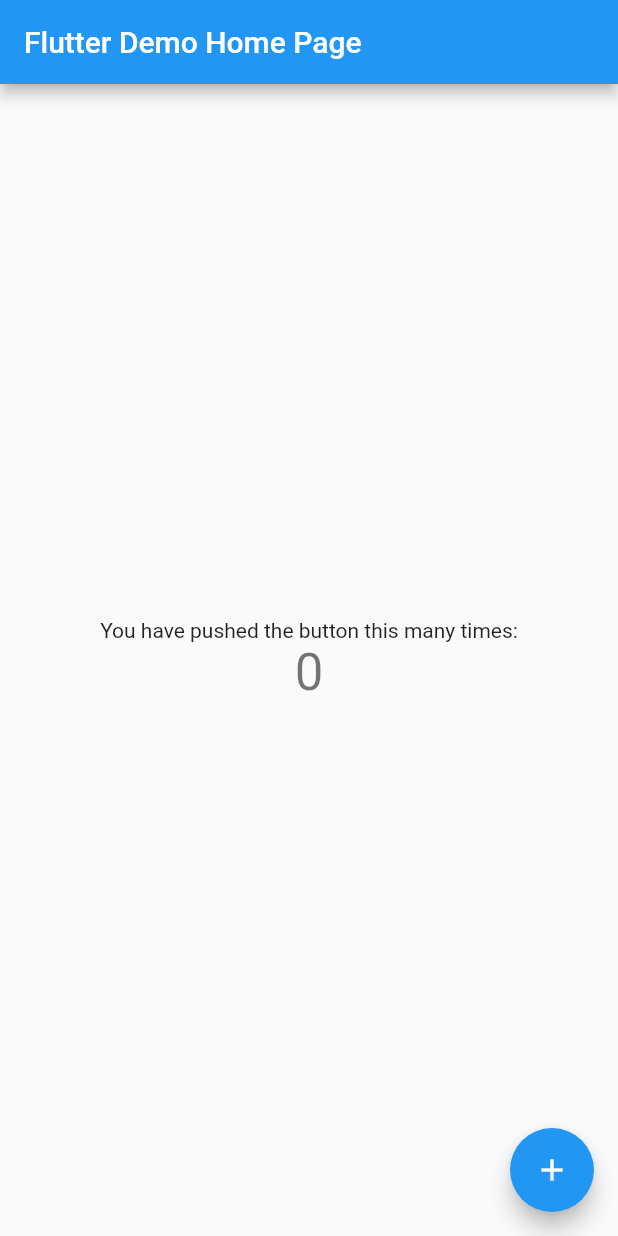
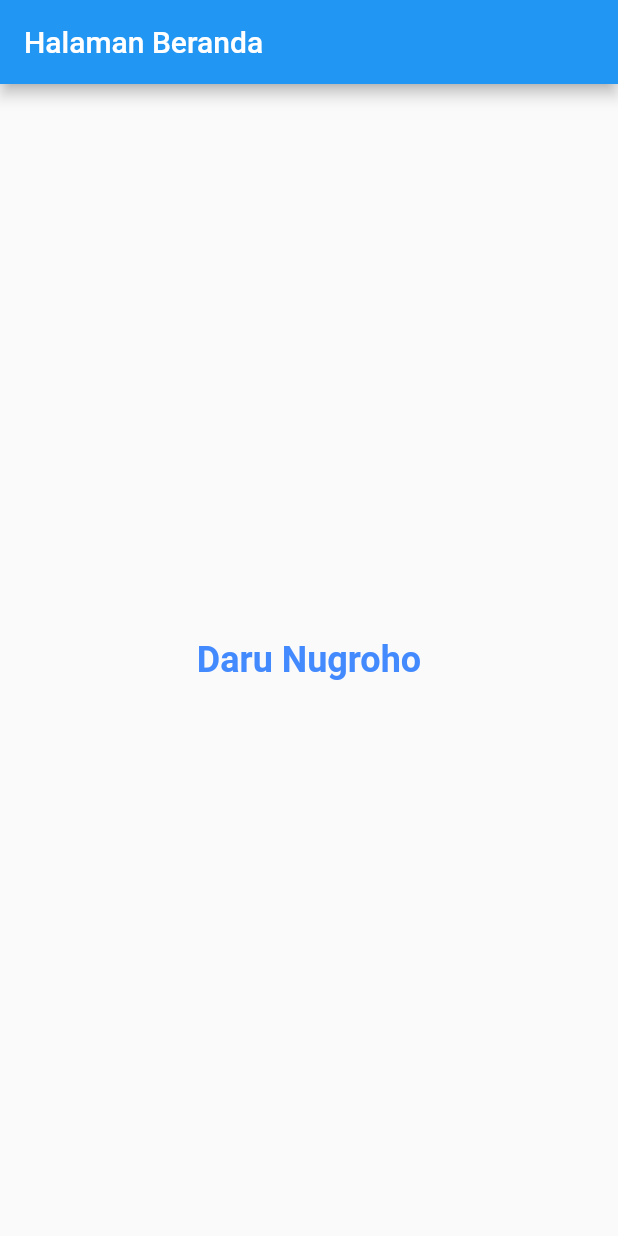
Before and after one commit to DaruNugroho/Project-Magang, a Flutter app: the screen it shows after launch, on a phone screen of 412 x 824 dp. Run offline on Flutter 3.47's test engine with Material 2 defaults, Android fonts, the phone set to English and light mode, and no system bars.

Commit message:
belajar text widget

```diff
--- a/project_magang/flutter_aplikasi_1/lib/main.dart
+++ b/project_magang/flutter_aplikasi_1/lib/main.dart
@@ -11,15 +11,6 @@ class MyApp extends StatelessWidget {
     return MaterialApp(
       title: 'Flutter Demo',
       theme: ThemeData(
-        // This is the theme of your application.
-        //
-        // Try running your application with "flutter run". You'll see the
-        // application has a blue toolbar. Then, without quitting the app, try
-        // changing the primarySwatch below to Colors.green and then invoke
-        // "hot reload" (press "r" in the console where you ran "flutter run",
-        // or simply save your changes to "hot reload" in a Flutter IDE).
-        // Notice that the counter didn't reset back to zero; the application
-        // is not restarted.
         primarySwatch: Colors.blue,
       ),
       home: MyHomePage(title: 'Flutter Demo Home Page'),
@@ -30,15 +21,6 @@ class MyApp extends StatelessWidget {
 class MyHomePage extends StatefulWidget {
   MyHomePage({Key? key, required this.title}) : super(key: key);
 
-  // This widget is the home page of your application. It is stateful, meaning
-  // that it has a State object (defined below) that contains fields that affect
-  // how it looks.
-
-  // This class is the configuration for the state. It holds the values (in this
-  // case the title) provided by the parent (in this case the App widget) and
-  // used by the build method of the State. Fields in a Widget subclass are
-  // always marked "final".
-
   final String title;
 
   @override
@@ -46,68 +28,21 @@ class MyHomePage extends StatefulWidget {
 }
 
 class _MyHomePageState extends State<MyHomePage> {
-  int _counter = 0;
-
-  void _incrementCounter() {
-    setState(() {
-      // This call to setState tells the Flutter framework that something has
-      // changed in this State, which causes it to rerun the build method below
-      // so that the display can reflect the updated values. If we changed
-      // _counter without calling setState(), then the build method would not be
-      // called again, and so nothing would appear to happen.
-      _counter++;
-    });
-  }
-
   @override
   Widget build(BuildContext context) {
-    // This method is rerun every time setState is called, for instance as done
-    // by the _incrementCounter method above.
-    //
-    // The Flutter framework has been optimized to make rerunning build methods
-    // fast, so that you can just rebuild anything that needs updating rather
-    // than having to individually change instances of widgets.
     return Scaffold(
-      appBar: AppBar(
-        // Here we take the value from the MyHomePage object that was created by
-        // the App.build method, and use it to set our appbar title.
-        title: Text(widget.title),
-      ),
-      body: Center(
-        // Center is a layout widget. It takes a single child and positions it
-        // in the middle of the parent.
-        child: Column(
-          // Column is also a layout widget. It takes a list of children and
-          // arranges them vertically. By default, it sizes itself to fit its
-          // children horizontally, and tries to be as tall as its parent.
-          //
-          // Invoke "debug painting" (press "p" in the console, choose the
-          // "Toggle Debug Paint" action from the Flutter Inspector in Android
-          // Studio, or the "Toggle Debug Paint" command in Visual Studio Code)
-          // to see the wireframe for each widget.
-          //
-          // Column has various properties to control how it sizes itself and
-          // how it positions its children. Here we use mainAxisAlignment to
-          // center the children vertically; the main axis here is the vertical
-          // axis because Columns are vertical (the cross axis would be
-          // horizontal).
-          mainAxisAlignment: MainAxisAlignment.center,
-          children: <Widget>[
-            Text(
-              'You have pushed the button this many times:',
-            ),
-            Text(
-              '$_counter',
-              style: Theme.of(context).textTheme.headline4,
-            ),
-          ],
+        appBar: AppBar(
+          title: Text('Halaman Beranda'),
         ),
-      ),
-      floatingActionButton: FloatingActionButton(
-        onPressed: _incrementCounter,
-        tooltip: 'Increment',
-        child: Icon(Icons.add),
-      ), // This trailing comma makes auto-formatting nicer for build methods.
-    );
+        body: Center(
+          child: Text(
+            'Daru Nugroho',
+            textDirection: TextDirection.ltr,
+            style: TextStyle(
+                fontSize: 24.0,
+                fontWeight: FontWeight.bold,
+                color: Colors.blueAccent),
+          ),
+        ));
   }
 }
```
